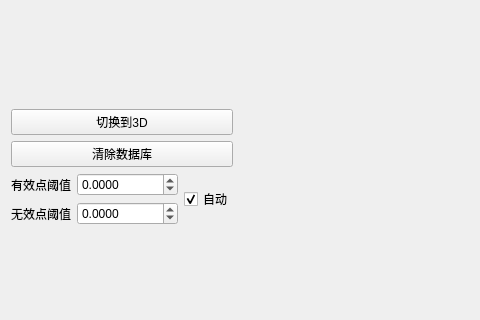
This is MainInterface.ui in DXia-101/DepthToPCL as Qt 5 draws it before an edit; both pictures show x 0 to 480 and y 144 to 464 of the 1011 by 622 pixel window. The edited form follows.
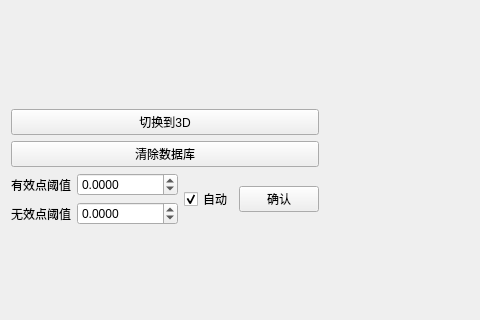
This is the edited form.

```diff
--- a/MainInterface.ui
+++ b/MainInterface.ui
@@ -92,6 +92,8 @@
          <item>
           <layout class="QVBoxLayout" name="verticalLayout_3">
            <item>
+            <layout class="QHBoxLayout" name="horizontalLayout_5">
+             <item>
             <widget class="QCheckBox" name="AutomaticCheckBox">
              <property name="text">
               <string>自动</string>
@@ -100,6 +102,15 @@
               <bool>true</bool>
              </property>
             </widget>
+             </item>
+             <item>
+              <widget class="QPushButton" name="ThresholdBtn">
+               <property name="text">
+                <string>确认</string>
+               </property>
+              </widget>
+             </item>
+            </layout>
            </item>
           </layout>
          </item>
```
Lines whose indentation alone changed are shown as unchanged.
